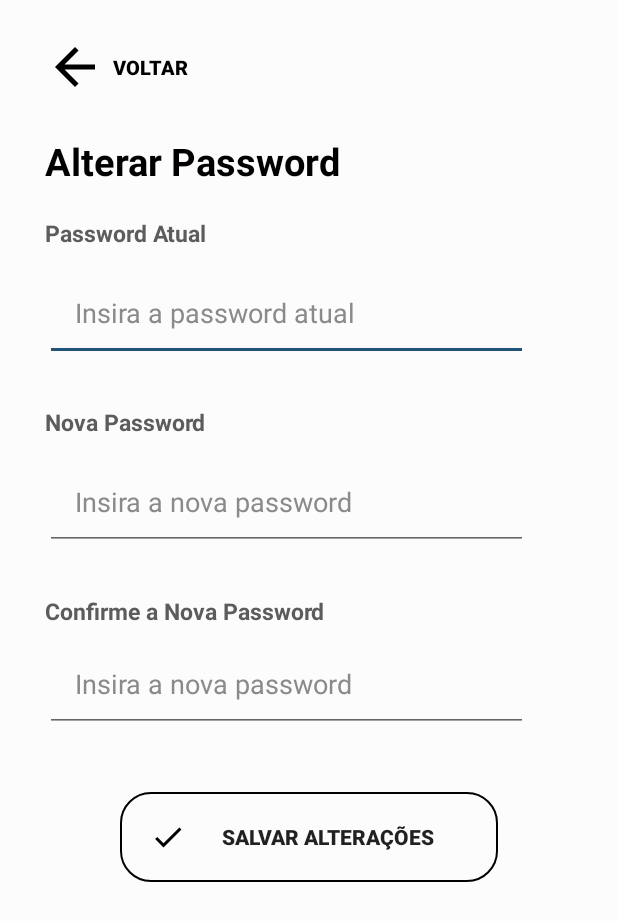
After one commit to GVarelaa/ProjetoSA, an Android app: the fragment EditPasswordFragment shown on its own in the app's theme, on a phone screen of 412 x 824 dp. The commit adds this screen. Shown: the top 921 px of the screen. Run offline under Robolectric (Android 15) with nearby library versions, the phone set to English and light mode, and no system bars; our stand-ins replace Firebase (no records; nobody signed in at launch, a user with empty details on screens opened directly).

Commit message:
change password done

```diff
--- /dev/null
+++ b/app/src/main/java/com/example/elderwatch/ui/settings/EditPasswordFragment.kt
@@ -0,0 +1,68 @@
+package com.example.elderwatch.ui.settings
+
+import androidx.lifecycle.ViewModelProvider
+import android.os.Bundle
+import androidx.fragment.app.Fragment
+import android.view.LayoutInflater
+import android.view.View
+import android.view.ViewGroup
+import android.widget.Button
+import android.widget.EditText
+import android.widget.Toast
+import androidx.navigation.fragment.findNavController
+import com.example.elderwatch.R
+
+class EditPasswordFragment : Fragment() {
+
+    companion object {
+        fun newInstance() = EditPasswordFragment()
+    }
+
+    private lateinit var viewModel: EditPasswordViewModel
+
+    override fun onCreateView(
+        inflater: LayoutInflater,
+        container: ViewGroup?,
+        savedInstanceState: Bundle?
+    ): View? {
+        return inflater.inflate(R.layout.fragment_edit_password, container, false)
+    }
+
+    override fun onViewCreated(view: View, savedInstanceState: Bundle?) {
+        super.onViewCreated(view, savedInstanceState)
+
+        viewModel = ViewModelProvider(this).get(EditPasswordViewModel::class.java)
+
+        val backButton = view.findViewById<Button>(R.id.backButton)
+        val editTextCurrentPassword = view.findViewById<EditText>(R.id.edittext_current_password)
+        val editTextNewPassword = view.findViewById<EditText>(R.id.edittext_new_password)
+        val editTextConfirmNewPassword = view.findViewById<EditText>(R.id.edittext_confirm_new_password)
+        val saveButton = view.findViewById<Button>(R.id.button_change_password)
+
+        saveButton.setOnClickListener {
+            val currentPassword = editTextCurrentPassword.text.toString()
+            val newPassword = editTextNewPassword.text.toString()
+            val confirmNewPassword = editTextConfirmNewPassword.text.toString()
+
+            if (newPassword != confirmNewPassword) {
+                Toast.makeText(context, "As passwords introduzidas não são iguais.", Toast.LENGTH_SHORT).show()
+            } else {
+                viewModel.changeUserPassword(currentPassword, newPassword)
+            }
+        }
+
+        viewModel.passwordChangeResult.observe(viewLifecycleOwner) { success ->
+            if (success) {
+                Toast.makeText(context, "A password foi alterada com sucesso.", Toast.LENGTH_SHORT).show()
+                findNavController().navigate(R.id.action_editPasswordFragment_to_settingsFragment)
+            } else {
+                Toast.makeText(context, "Erro ao alterar a password.", Toast.LENGTH_SHORT).show()
+            }
+        }
+
+        backButton.setOnClickListener {
+            findNavController().navigate(R.id.action_editPasswordFragment_to_settingsFragment)
+        }
+    }
+
+}
--- /dev/null
+++ b/app/src/main/java/com/example/elderwatch/ui/settings/EditPasswordViewModel.kt
@@ -0,0 +1,31 @@
+package com.example.elderwatch.ui.settings
+
+import androidx.lifecycle.LiveData
+import androidx.lifecycle.MutableLiveData
+import androidx.lifecycle.ViewModel
+import com.google.firebase.Firebase
+import com.google.firebase.auth.EmailAuthProvider
+import com.google.firebase.auth.auth
+
+class EditPasswordViewModel : ViewModel() {
+    private val _passwordChangeResult = MutableLiveData<Boolean>()
+    val passwordChangeResult: LiveData<Boolean>
+        get() = _passwordChangeResult
+
+    fun changeUserPassword(currentPassword: String, newPassword: String) {
+        val user = Firebase.auth.currentUser
+        // Get auth credentials from the user for re-authentication
+        val credential = EmailAuthProvider.getCredential(user!!.email!!, currentPassword)
+
+        // Prompt the user to re-provide their sign-in credentials
+        user.reauthenticate(credential).addOnCompleteListener { task ->
+            if (task.isSuccessful) {
+                user.updatePassword(newPassword).addOnCompleteListener { task ->
+                    _passwordChangeResult.postValue(task.isSuccessful)
+                }
+            } else {
+                _passwordChangeResult.postValue(false)
+            }
+        }
+    }
+}
--- a/app/src/main/java/com/example/elderwatch/ui/settings/SettingsFragment.kt
+++ b/app/src/main/java/com/example/elderwatch/ui/settings/SettingsFragment.kt
@@ -37,11 +37,16 @@ class SettingsFragment : Fragment(){
         }
 
         val editProfileTextView = view.findViewById<TextView>(R.id.editProfileTextView)
+        val editPasswordTextView = view.findViewById<TextView>(R.id.editPasswordTextView)
 
         editProfileTextView.setOnClickListener {
             findNavController().navigate(R.id.action_settingsFragment_to_editProfileFragment)
         }
 
+        editPasswordTextView.setOnClickListener {
+            findNavController().navigate(R.id.action_settingsFragment_to_editPasswordFragment)
+        }
+
         return view
     }
 }
--- /dev/null
+++ b/app/src/main/res/layout/fragment_edit_password.xml
@@ -0,0 +1,109 @@
+<?xml version="1.0" encoding="utf-8"?>
+<ScrollView
+    xmlns:android="http://schemas.android.com/apk/res/android"
+    xmlns:app="http://schemas.android.com/apk/res-auto"
+    xmlns:tools="http://schemas.android.com/tools"
+    android:layout_width="match_parent"
+    android:layout_height="match_parent"
+    android:background="@color/contentBodyColor">
+
+    <LinearLayout
+        android:id="@+id/contacts_layout"
+        android:layout_width="match_parent"
+        android:layout_height="wrap_content"
+        android:orientation="vertical"
+        android:padding="30dp">
+
+        <Button
+            android:id="@+id/backButton"
+            android:background="?attr/selectableItemBackgroundBorderless"
+            android:layout_width="100dp"
+            android:layout_height="50dp"
+            android:layout_marginTop="-10dp"
+            android:layout_marginBottom="20dp"
+            android:drawableStart="@drawable/ic_arrow"
+            android:drawableTint="@color/black"
+            android:textSize="13sp"
+            android:textStyle="bold"
+            android:textColor="@color/black"
+            android:text="VOLTAR"/>
+
+        <TextView
+            style="@style/viewParent.headerText"
+            android:text="Alterar Password" />
+
+        <TextView
+            style="@style/viewParent.headerText.settingsMiniTitle"
+            android:text="Password Atual" />
+
+        <EditText
+            android:id="@+id/edittext_current_password"
+            android:layout_width="match_parent"
+            android:layout_height="wrap_content"
+            android:layout_marginTop="10dp"
+            android:layout_marginEnd="30dp"
+            android:layout_marginBottom="10dp"
+            android:ems="10"
+            android:hint="Insira a password atual"
+            android:inputType="textPassword"
+            android:padding="20dp"
+            android:textColor="@color/black"
+            android:textColorHint="@color/unselected_color"
+            android:tint="@color/black" />
+
+        <TextView
+            style="@style/viewParent.headerText.settingsMiniTitle"
+            android:text="Nova Password" />
+
+        <EditText
+            android:id="@+id/edittext_new_password"
+            android:layout_width="match_parent"
+            android:layout_height="wrap_content"
+            android:layout_marginTop="10dp"
+            android:layout_marginEnd="30dp"
+            android:layout_marginBottom="10dp"
+            android:ems="10"
+            android:hint="Insira a nova password"
+            android:inputType="textPassword"
+            android:padding="20dp"
+            android:textColor="@color/black"
+            android:textColorHint="@color/unselected_color"
+            android:tint="@color/black" />
+
+        <TextView
+            style="@style/viewParent.headerText.settingsMiniTitle"
+            android:text="Confirme a Nova Password" />
+
+        <EditText
+            android:id="@+id/edittext_confirm_new_password"
+            android:layout_width="match_parent"
+            android:layout_height="60dp"
+            android:layout_marginTop="10dp"
+            android:layout_marginEnd="30dp"
+            android:layout_marginBottom="10dp"
+            android:ems="10"
+            android:hint="Insira a nova password"
+            android:inputType="textPassword"
+            android:padding="20dp"
+            android:textColor="@color/black"
+            android:textColorHint="@color/unselected_color"
+            android:tint="@color/black" />
+
+        <Button
+            android:id="@+id/button_change_password"
+            android:background="@drawable/outlined_dark_button"
+            android:layout_width="match_parent"
+            android:layout_height="60dp"
+            android:layout_centerHorizontal="true"
+            android:layout_marginTop="30dp"
+            android:layout_marginStart="50dp"
+            android:layout_marginEnd="50dp"
+            android:drawableLeft="@drawable/ic_check"
+            android:padding="20dp"
+            android:textSize="14sp"
+            android:textStyle="bold"
+            android:text="Salvar Alterações" />
+
+    </LinearLayout>
+
+</ScrollView>
--- a/app/src/main/res/layout/fragment_settings.xml
+++ b/app/src/main/res/layout/fragment_settings.xml
@@ -47,14 +47,16 @@
             android:text="Editar Perfil"
             app:drawableLeftCompat="@drawable/ic_edit_profile"
             android:focusable="true"
-            android:clickable="true"
-            android:onClick="onEditProfileClicked"/>
+            android:clickable="true"/>
 
         <TextView
+            android:id="@+id/editPasswordTextView"
             style="@style/viewParent.headerText.settingsTextIcon"
             android:layout_marginTop="10dp"
             android:text="Alterar Password"
-            app:drawableLeftCompat="@drawable/ic_edit_password" />
+            app:drawableLeftCompat="@drawable/ic_edit_password"
+            android:focusable="true"
+            android:clickable="true"/>
 
         <TextView
             style="@style/viewParent.headerText.settingsMiniTitle"
--- a/app/src/main/res/navigation/mobile_navigation.xml
+++ b/app/src/main/res/navigation/mobile_navigation.xml
@@ -35,6 +35,12 @@
         android:label="Editar Perfil"
         tools:layout="@layout/fragment_edit_profile" />
 
+    <fragment
+        android:id="@+id/navigation_editpassword"
+        android:name="com.example.elderwatch.ui.settings.EditPasswordFragment"
+        android:label="Editar Password"
+        tools:layout="@layout/fragment_edit_password" />
+
     <action
         android:id="@+id/action_settingsFragment_to_editProfileFragment"
         app:destination="@id/navigation_editprofile" />
@@ -43,4 +49,12 @@
         android:id="@+id/action_editProfileFragment_to_settingsFragment"
         app:destination="@id/navigation_settings" />
 
+    <action
+        android:id="@+id/action_settingsFragment_to_editPasswordFragment"
+        app:destination="@id/navigation_editpassword" />
+
+    <action
+        android:id="@+id/action_editPasswordFragment_to_settingsFragment"
+        app:destination="@id/navigation_settings" />
+
 </navigation>
```
